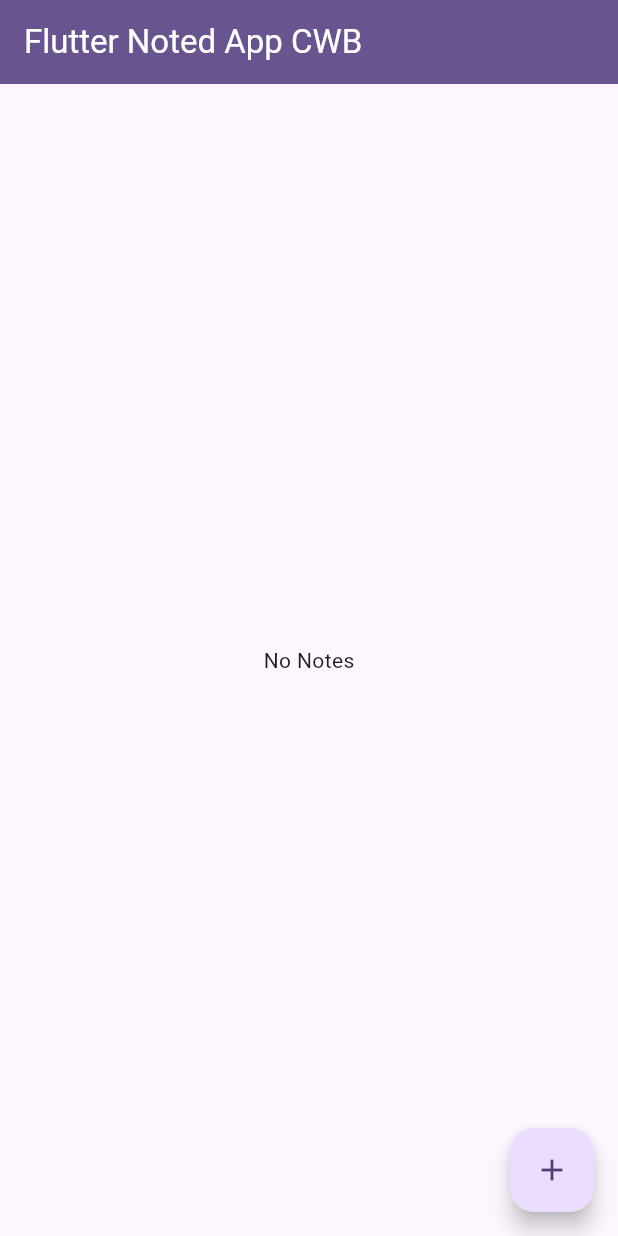
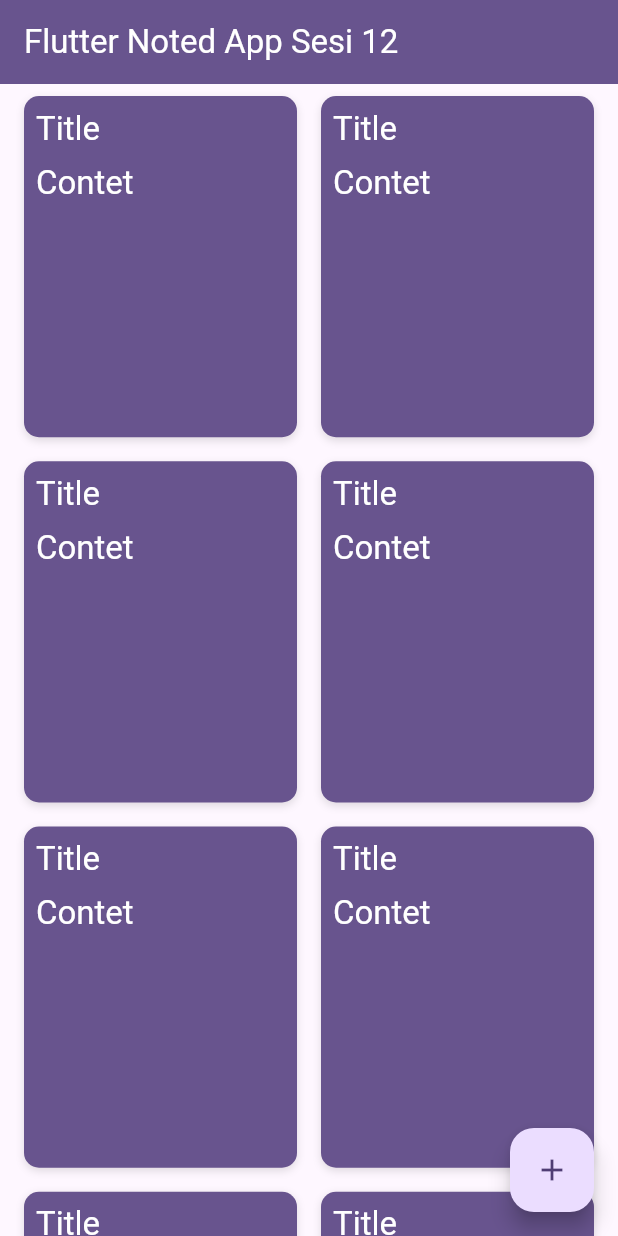
Before and after one commit to mrazak9/Flutter_sesi_12, a Flutter app: the screen it shows after launch, on a phone screen of 412 x 824 dp. Run offline on Flutter 3.47's test engine with Material 3 defaults, Android fonts, the light colour scheme and no system bars; our stand-ins replace sqflite; accounts and stored records are empty.

Commit message:
edit home page

```diff
--- a/lib/pages/home_page.dart
+++ b/lib/pages/home_page.dart
@@ -1,8 +1,5 @@
 import 'package:flutter/material.dart';
-import 'package:flutter_sqllite_apptask_1/data/datasources/local_datasource.dart';
-import 'package:flutter_sqllite_apptask_1/data/models/notes.dart';
 import 'package:flutter_sqllite_apptask_1/pages/add_page.dart';
-import 'package:flutter_sqllite_apptask_1/pages/detail_page.dart';
 
 class HomePage extends StatefulWidget {
   const HomePage({super.key});
@@ -12,60 +9,26 @@ class HomePage extends StatefulWidget {
 }
 
 class _HomePageState extends State<HomePage> {
-  List<Note> notes = [];
-
-  bool isLoading = false;
-
-  Future<void> getNotes() async {
-    setState(() {
-      isLoading = true;
-    });
-    notes = await LocalDatasource().getNotes();
-    setState(() {
-      isLoading = false;
-    });
-  }
-
-  @override
-  void initState() {
-    getNotes();
-    super.initState();
-  }
-
   @override
   Widget build(BuildContext context) {
     return Scaffold(
       appBar: AppBar(
         title: const Text(
-          'Flutter Noted App CWB',
+          'Flutter Noted App Sesi 12',
           style: TextStyle(color: Colors.white),
         ),
         elevation: 2,
         backgroundColor: Theme.of(context).colorScheme.primary,
       ),
-      body: isLoading
-          ? const Center(child: CircularProgressIndicator())
-          : notes.isEmpty
-              ? const Center(child: Text('No Notes'))
-              : GridView.builder(
-                  padding:
-                      const EdgeInsets.symmetric(horizontal: 16, vertical: 8),
+      body: GridView.builder(
+        padding: const EdgeInsets.symmetric(horizontal: 16, vertical: 8),
         gridDelegate: const SliverGridDelegateWithFixedCrossAxisCount(
             crossAxisCount: 2,
             mainAxisSpacing: 16,
             crossAxisSpacing: 16,
             childAspectRatio: 0.8),
         itemBuilder: (context, index) {
-                    return InkWell(
-                      onTap: () {
-                        Navigator.push(context,
-                            MaterialPageRoute(builder: (context) {
-                          return DetailPage(
-                            note: notes[index],
-                          );
-                        }));
-                      },
-                      child: Container(
+          return Container(
             decoration: BoxDecoration(
               color: Theme.of(context).colorScheme.primary,
               borderRadius: BorderRadius.circular(10),
@@ -86,21 +49,15 @@ class _HomePageState extends State<HomePage> {
                     crossAxisAlignment: CrossAxisAlignment.start,
                     children: [
                       Text(
-                                    notes[index].title,
-                                    style: Theme.of(context)
-                                        .textTheme
-                                        .titleLarge!
-                                        .copyWith(
+                        'Title',
+                        style: Theme.of(context).textTheme.titleLarge!.copyWith(
                               color: Colors.white,
                             ),
                       ),
                       const SizedBox(height: 8),
                       Text(
-                                    notes[index].content,
-                                    style: Theme.of(context)
-                                        .textTheme
-                                        .titleLarge!
-                                        .copyWith(
+                        "Contet",
+                        style: Theme.of(context).textTheme.titleLarge!.copyWith(
                               color: Colors.white,
                             ),
                       ),
@@ -108,7 +65,6 @@ class _HomePageState extends State<HomePage> {
                   ),
                 ),
               ],
-                        ),
             ),
           );
         },
```
Lines whose indentation alone changed are shown as unchanged.
